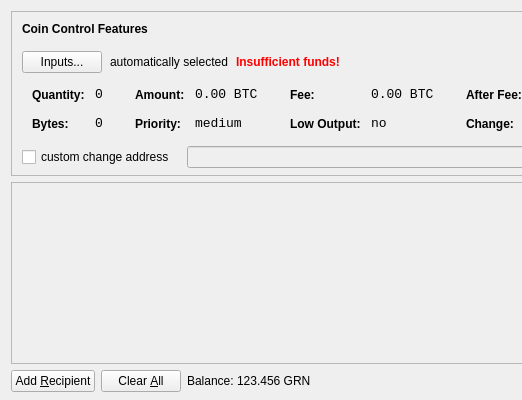
This is src/qt/forms/sendcoinsdialog.ui in maniac83/FastCoin as Qt 5 draws it before an edit; both pictures show x 0 to 522 and y 0 to 400 of the 850 by 400 pixel window. The edited form follows.
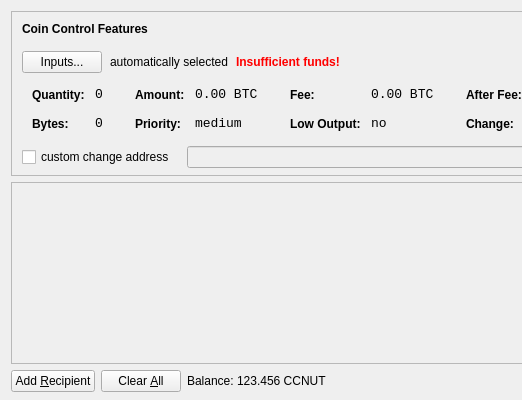
This is the edited form. Icons and pictures are not drawn.

```diff
--- a/src/qt/forms/sendcoinsdialog.ui
+++ b/src/qt/forms/sendcoinsdialog.ui
@@ -720,7 +720,7 @@
           <cursorShape>IBeamCursor</cursorShape>
          </property>
          <property name="text">
-          <string>123.456 GRN</string>
+          <string>123.456 CCNUT</string>
          </property>
          <property name="textInteractionFlags">
           <set>Qt::LinksAccessibleByMouse|Qt::TextSelectableByKeyboard|Qt::TextSelectableByMouse</set>
```
